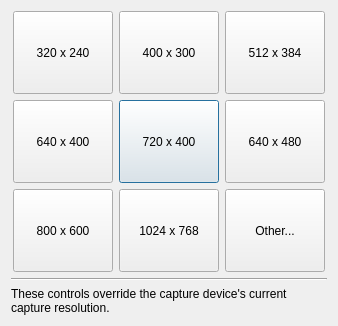
Before: the Qt Designer form src/display/qt/dialogs/ui/input_resolution_dialog.ui in mrehkopf/vcs, drawn with Qt 5.
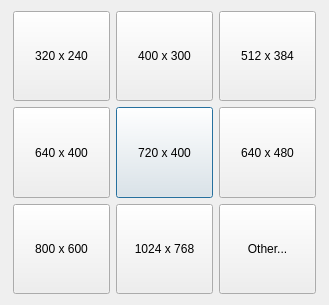
After: the same form once the commit is applied.

```diff
--- a/src/display/qt/dialogs/ui/input_resolution_dialog.ui
+++ b/src/display/qt/dialogs/ui/input_resolution_dialog.ui
@@ -6,8 +6,8 @@
    <rect>
     <x>0</x>
     <y>0</y>
-    <width>338</width>
-    <height>326</height>
+    <width>329</width>
+    <height>305</height>
    </rect>
   </property>
   <property name="windowTitle">
@@ -161,23 +161,6 @@
      </layout>
     </widget>
    </item>
-   <item>
-    <widget class="Line" name="line">
-     <property name="orientation">
-      <enum>Qt::Horizontal</enum>
-     </property>
-    </widget>
-   </item>
-   <item>
-    <widget class="QLabel" name="label_notice">
-     <property name="text">
-      <string>These controls override the capture device's current capture resolution.</string>
-     </property>
-     <property name="wordWrap">
-      <bool>true</bool>
-     </property>
-    </widget>
-   </item>
   </layout>
  </widget>
  <resources/>
```
